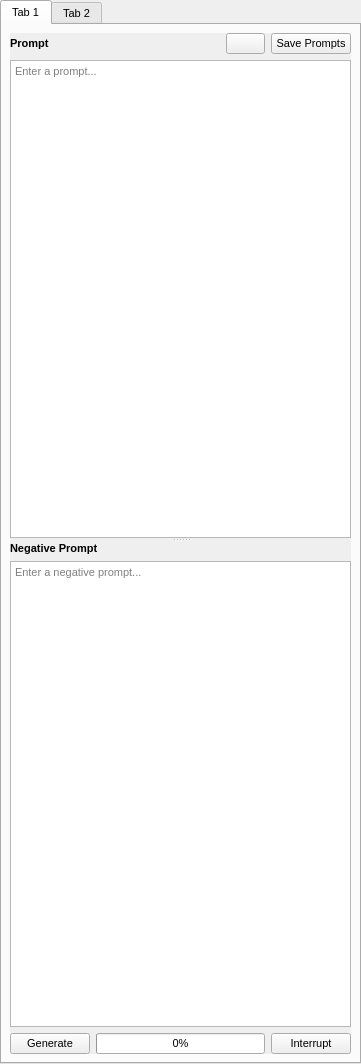
Before: the Qt Designer form src/airunner/widgets/generator_form/templates/generatorform.ui in Capsize-Games/airunner, drawn with Qt 5.
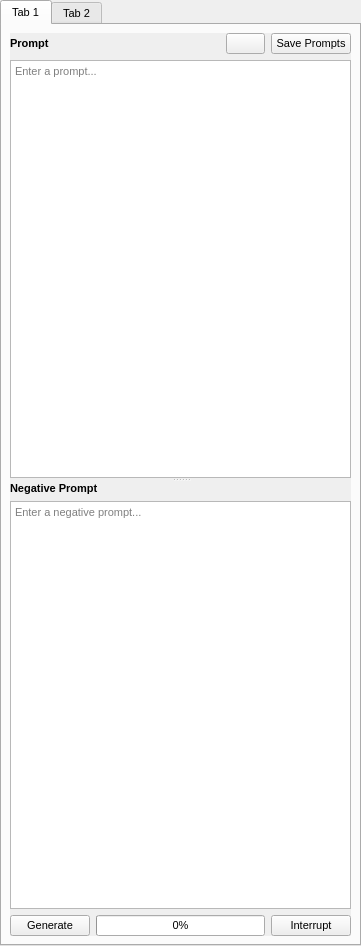
After: the same form once the commit is applied. The open tabs and pages were chosen to show the change. Icons and pictures are not drawn. Custom widgets are drawn as their Qt base class.

Diff of the .ui file:
```diff
--- a/src/airunner/widgets/generator_form/templates/generatorform.ui
+++ b/src/airunner/widgets/generator_form/templates/generatorform.ui
@@ -7,7 +7,7 @@
     <x>0</x>
     <y>0</y>
     <width>361</width>
-    <height>1064</height>
+    <height>946</height>
    </rect>
   </property>
   <property name="font">
@@ -73,7 +73,7 @@
             <x>0</x>
             <y>0</y>
             <width>341</width>
-            <height>1022</height>
+            <height>904</height>
            </rect>
           </property>
           <layout class="QGridLayout" name="gridLayout">
```
Left out of the diff: 2 changed lines with no effect on the pictures.
